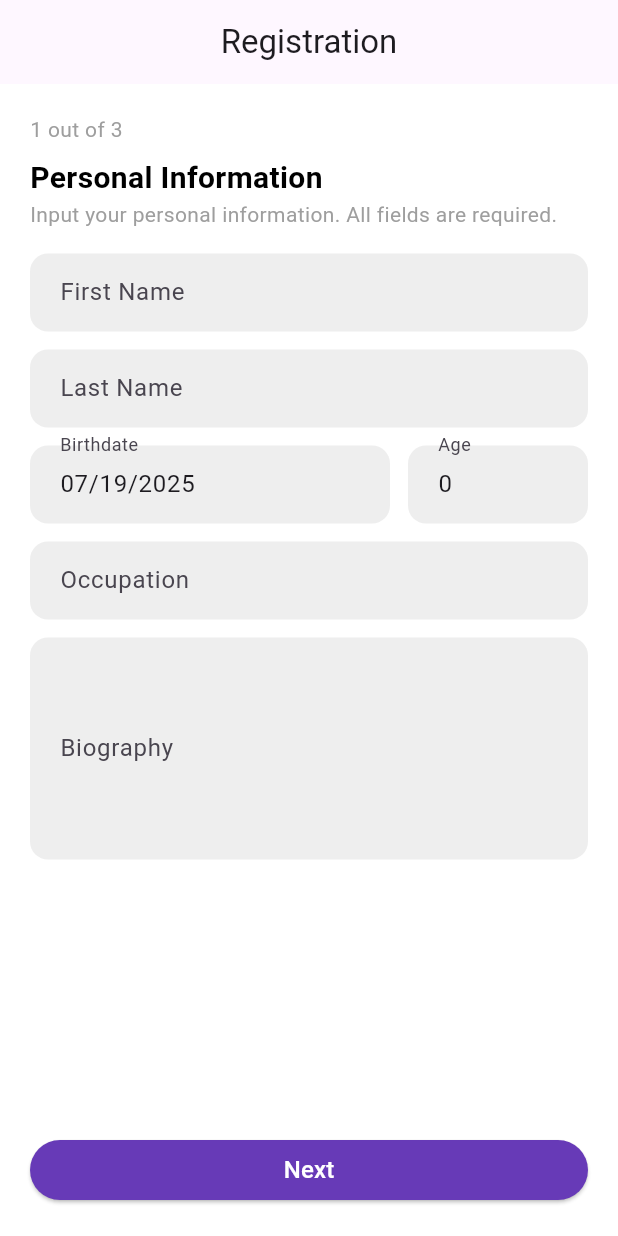
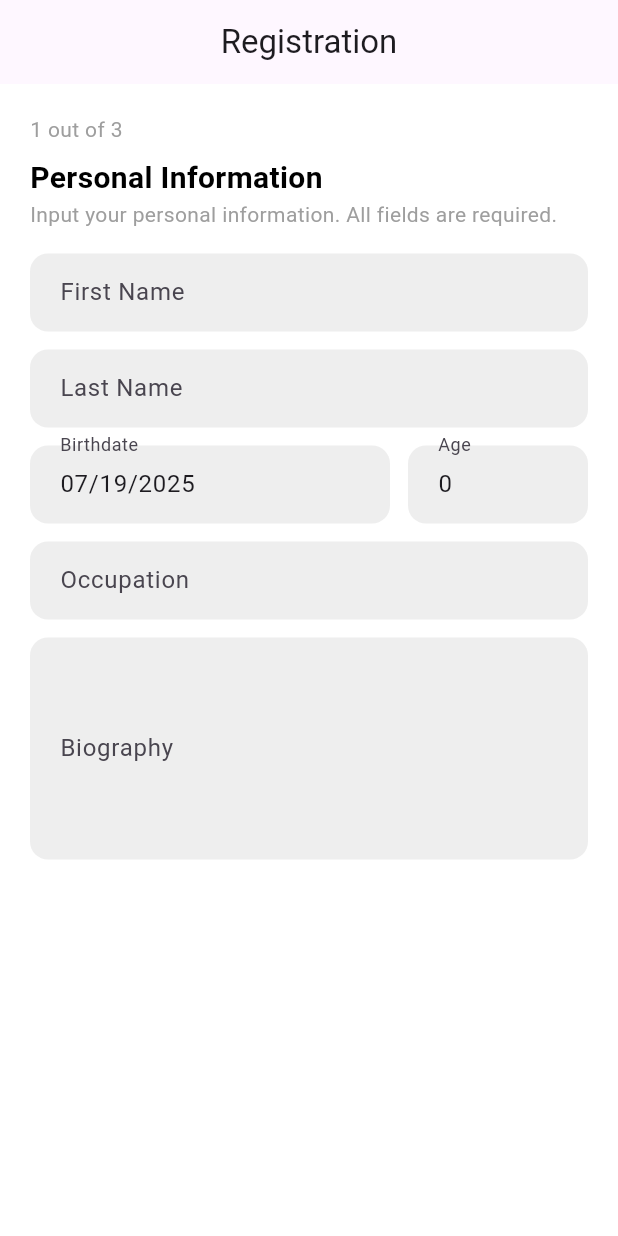
Before and after one commit to jyroball/Flutter_Project_1, a Flutter app: the AddUserScreen screen opened directly, on a phone screen of 412 x 824 dp. Run offline on Flutter 3.47's test engine with Material 3 defaults, Android fonts, the phone set to English and light mode, and no system bars; our stand-ins replace equatable, flutter_bloc.

Commit message:
changed form screens to hold bloc values instead of local values

```diff
--- a/lib/add_user/add_User_Screens/form1.dart
+++ b/lib/add_user/add_User_Screens/form1.dart
@@ -1,35 +1,48 @@
 import 'package:flutter/material.dart';
+import 'package:flutter_bloc/flutter_bloc.dart';
+
+//bloc imports
+import '../bloc/add_user_bloc.dart';
+import '../bloc/add_user_event.dart';
+import '../bloc/add_user_state.dart';
 
 class FormOne extends StatelessWidget {
   //variables to send back to add_user page
   final GlobalKey<FormState> formKey;
-  final Function(String) newFirstName;
-  final Function(String) newLastName;
-  final DateTime? newBirthdate;
-  final int newAge;
-  final Function(DateTime) newBirthDateCall;
-  final Function(String) newOccuputaion;
-  final Function(String) newBio;
+  // final Function(String) newFirstName;
+  // final Function(String) newLastName;
+  // final DateTime? newBirthdate;
+  // final int newAge;
+  // final Function(DateTime) newBirthDateCall;
+  // final Function(String) newOccuputaion;
+  // final Function(String) newBio;
 
   //naviagtion variables
-  final VoidCallback next;
+  // final VoidCallback next;
 
   //passed vars
-  const FormOne({
-    super.key,
-    required this.formKey,
-    required this.newFirstName,
-    required this.newLastName,
-    required this.newBirthdate,
-    required this.newAge,
-    required this.newBirthDateCall,
-    required this.newOccuputaion,
-    required this.newBio,
-    required this.next,
-  });
+  // const FormOne({
+  //   super.key,
+  //   required this.formKey,
+  //   required this.newFirstName,
+  //   required this.newLastName,
+  //   required this.newBirthdate,
+  //   required this.newAge,
+  //   required this.newBirthDateCall,
+  //   required this.newOccuputaion,
+  //   required this.newBio,
+  //   required this.next,
+  // });
+
+  const FormOne({super.key, required this.formKey});
 
   @override
   Widget build(BuildContext context) {
+    return BlocBuilder<UserBloc, UserState>(
+      builder: (context, state) {
+        final user = state.user;
+        final currentStep = state.currentStep + 1;
+
         return Form(
           key: formKey,
           child: SafeArea(
@@ -44,7 +57,7 @@ class FormOne extends StatelessWidget {
                       crossAxisAlignment: CrossAxisAlignment.start,
                       children: [
                         //Output instructions at the top
-                    const Text("1 out of 3", style: TextStyle(color: Colors.grey)),
+                        Text("${currentStep} out of 3", style: const TextStyle(color: Colors.grey)),
                         const SizedBox(height: 8),
                         const Text("Personal Information", style: TextStyle(fontSize: 20, fontWeight: FontWeight.bold)),
                         const Text("Input your personal information. All fields are required.",
@@ -53,23 +66,27 @@ class FormOne extends StatelessWidget {
                         //Output First name Input box
                         const SizedBox(height: 16),
                         TextFormField(
+                          initialValue: user.firstName,
                           decoration: const InputDecoration(
                             labelText: 'First Name',
                             hintText: 'John',
                           ),
                           validator: (val) => val == null || val.isEmpty ? 'First Name is required' : null,
-                      onSaved: (val) => newFirstName(val!),
+                          //onSaved: (val) => newFirstName(val ?? ''),
+                          onChanged: (val) => context.read<UserBloc>().add(UpdateUserField(firstName: val)),
                         ),
 
                         //Output Last name input box
                         const SizedBox(height: 12),
                         TextFormField(
+                          initialValue: user.lastName,
                           decoration: const InputDecoration(
                             labelText: 'Last Name',
                             hintText: 'Doe',
                           ),
                           validator: (val) => val == null || val.isEmpty ? 'Last Name is required' : null,
-                      onSaved: (val) => newLastName(val!),
+                          //onSaved: (val) => newLastName(val!),
+                          onChanged: (val) => context.read<UserBloc>().add(UpdateUserField(lastName: val)),
                         ),
 
                         //Output Birthdate picker and Get Age
@@ -82,8 +99,8 @@ class FormOne extends StatelessWidget {
                                 readOnly: true,
                                 decoration: const InputDecoration(labelText: 'Birthdate'),
                                 controller: TextEditingController(
-                              text: newBirthdate != null
-                                  ? '${newBirthdate!.month.toString().padLeft(2, '0')}/${newBirthdate!.day.toString().padLeft(2, '0')}/${newBirthdate!.year}'
+                                  text: user.birthDate != null
+                                      ? '${user.birthDate.month.toString().padLeft(2, '0')}/${user.birthDate.day.toString().padLeft(2, '0')}/${user.birthDate.year}'
                                       : '',
                                 ),
                                 //show calendar to pick date
@@ -95,10 +112,10 @@ class FormOne extends StatelessWidget {
                                     lastDate: DateTime.now(),
                                   );
                                   if (picked != null) {
-                                newBirthDateCall(picked);
+                                    context.read<UserBloc>().add(UpdateUserField(birthDate: picked));
                                   }
                                 },
-                            validator: (_) => newBirthdate == null ? 'Birthdate is required' : null,
+                                validator: (_) => user.birthDate == null ? 'Birthdate is required' : null,
                               ),
                             ),
 
@@ -109,7 +126,7 @@ class FormOne extends StatelessWidget {
                               child: TextFormField(
                                 readOnly: true,
                                 decoration: const InputDecoration(labelText: 'Age'),
-                            controller: TextEditingController(text: newAge.toString()),
+                                controller: TextEditingController(text: user.age.toString()),
                               ),
                             ),
                           ],
@@ -118,24 +135,28 @@ class FormOne extends StatelessWidget {
                         //Output Occupation Input
                         const SizedBox(height: 12),
                         TextFormField(
+                          initialValue: user.occupation,
                           decoration: const InputDecoration(
                             labelText: 'Occupation',
                             hintText: 'Job Title',
                           ),
                           validator: (val) => val == null || val.isEmpty ? 'Occupation is required' : null,
-                      onSaved: (val) => newOccuputaion(val!),
+                          //onSaved: (val) => newOccuputaion(val!),
+                          onChanged: (val) => context.read<UserBloc>().add(UpdateUserField(occupation: val)),
                         ),
 
                         //Output Bio Input
                         const SizedBox(height: 12),
                         TextFormField(
+                          initialValue: user.bio,
                           decoration: const InputDecoration(
                             labelText: 'Biography',
                             hintText: 'Describe yourself, what do you do, who are you?',
                           ),
                           maxLines: 5,
                           validator: (val) => val == null || val.isEmpty ? 'Biography is required' : null,
-                      onSaved: (val) => newBio(val!),
+                          //onSaved: (val) => newBio(val!),
+                          onChanged: (val) => context.read<UserBloc>().add(UpdateUserField(bio: val)),
                         ),
 
                       ],
@@ -144,19 +165,21 @@ class FormOne extends StatelessWidget {
                 ),
 
                 //Next Button
-            Padding(
-              padding: const EdgeInsets.fromLTRB(20, 0, 20, 20),
-              child: SizedBox(
-                width: double.infinity,
-                child: ElevatedButton(
-                  onPressed: next,
-                  child: const Text("Next", style: TextStyle(fontSize: 16)),
-                ),
-              ),
-            ),
+                // Padding(
+                //   padding: const EdgeInsets.fromLTRB(20, 0, 20, 20),
+                //   child: SizedBox(
+                //     width: double.infinity,
+                //     child: ElevatedButton(
+                //       onPressed: next,
+                //       child: const Text("Next", style: TextStyle(fontSize: 16)),
+                //     ),
+                //   ),
+                // ),
               ],
             ),
           ),
         );
       }
+    );
   }
+}
```
Also changed, not shown: lib/add_user/add_User_Screens/form2.dart (+99 -62 lines), lib/add_user/add_User_Screens/form3.dart (+76 -58 lines). Lines whose indentation alone changed are shown as unchanged.
